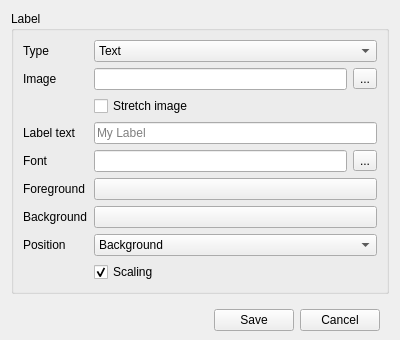
Mudlet/Mudlet, file src/ui/map_label.ui: the form before one commit.
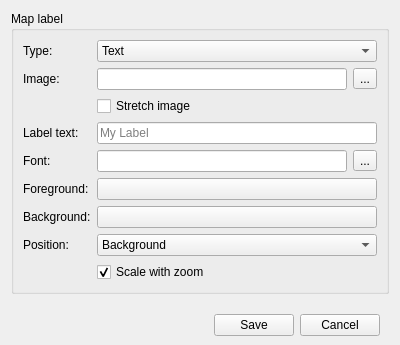
The form after the commit.

```diff
--- a/src/ui/map_label.ui
+++ b/src/ui/map_label.ui
@@ -7,7 +7,7 @@
     <x>0</x>
     <y>0</y>
     <width>400</width>
-    <height>309</height>
+    <height>345</height>
    </rect>
   </property>
   <property name="sizePolicy">
@@ -32,7 +32,7 @@
       </sizepolicy>
      </property>
      <property name="title">
-      <string>Label</string>
+      <string>Map label</string>
      </property>
      <property name="alignment">
       <set>Qt::AlignLeading|Qt::AlignLeft|Qt::AlignTop</set>
@@ -55,14 +55,14 @@
       <item row="1" column="0">
        <widget class="QLabel" name="label_image">
         <property name="text">
-         <string>Image</string>
+         <string>Image:</string>
         </property>
        </widget>
       </item>
       <item row="7" column="0">
        <widget class="QLabel" name="label_bg">
         <property name="text">
-         <string>Background</string>
+         <string>Background:</string>
         </property>
        </widget>
       </item>
@@ -76,7 +76,7 @@
       <item row="4" column="0">
        <widget class="QLabel" name="label_font">
         <property name="text">
-         <string>Font</string>
+         <string>Font:</string>
         </property>
        </widget>
       </item>
@@ -97,7 +97,7 @@
       <item row="0" column="0">
        <widget class="QLabel" name="label_type">
         <property name="text">
-         <string>Type</string>
+         <string>Type:</string>
         </property>
        </widget>
       </item>
@@ -107,7 +107,7 @@
          <string>If deselected the label will have the same size when you zoom in and out in the mapper. If it is selected the label will scale when you zoom the mapper.</string>
         </property>
         <property name="text">
-         <string>Scaling</string>
+         <string>Scale with zoom</string>
         </property>
         <property name="checked">
          <bool>true</bool>
@@ -117,7 +117,7 @@
       <item row="3" column="0">
        <widget class="QLabel" name="label_text">
         <property name="text">
-         <string>Label text</string>
+         <string>Label text:</string>
         </property>
        </widget>
       </item>
@@ -166,7 +166,7 @@
       <item row="9" column="0">
        <widget class="QLabel" name="label_position">
         <property name="text">
-         <string>Position</string>
+         <string>Position:</string>
         </property>
        </widget>
       </item>
@@ -180,7 +180,7 @@
       <item row="6" column="0">
        <widget class="QLabel" name="label_fg">
         <property name="text">
-         <string>Foreground</string>
+         <string>Foreground:</string>
         </property>
        </widget>
       </item>
```
